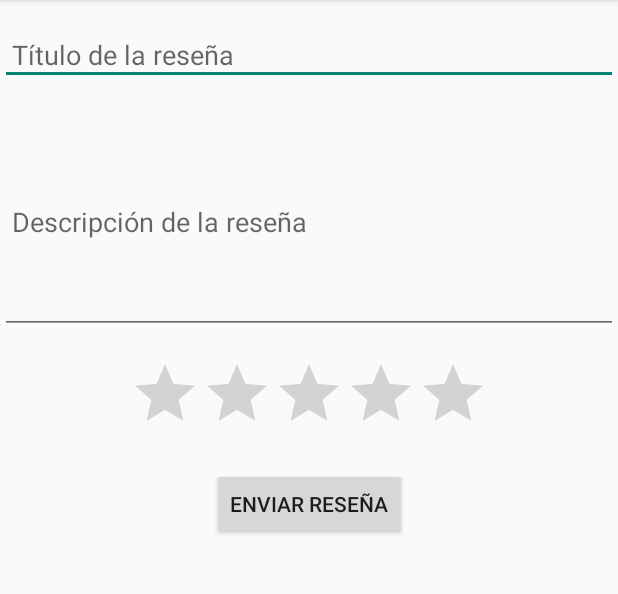
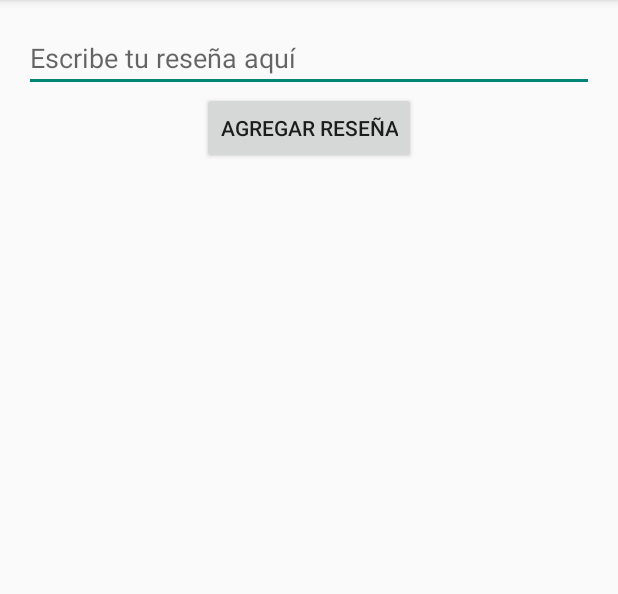
Before and after one commit to Tapiiaa/NovelasPractica, an Android app built with Jetpack Compose: the AddReviewActivity screen opened directly, with no data from a screen before it, on a phone screen of 412 x 824 dp, the part 84-678 px from its top. Run offline under Robolectric (Android 15) with nearby library versions, the phone set to English and light mode, and no system bars; our stand-ins replace Room's generated code.

Commit message:
Cambios rehechos

```diff
--- a/app/build.gradle.kts
+++ b/app/build.gradle.kts
@@ -64,6 +64,7 @@ dependencies {
     implementation(libs.androidx.room.common)
     implementation(libs.androidx.room.runtime)
     implementation(libs.androidx.constraintlayout)
+    implementation("androidx.recyclerview:recyclerview:1.2.0")
     testImplementation(libs.junit)
     androidTestImplementation(libs.androidx.junit)
     androidTestImplementation(libs.androidx.espresso.core)
--- a/app/src/main/java/com/example/novelaspractica/activities/AddReviewActivity.java
+++ b/app/src/main/java/com/example/novelaspractica/activities/AddReviewActivity.java
@@ -1,25 +1,20 @@
 package com.example.novelaspractica.activities;
-
-
-import androidx.appcompat.app.AppCompatActivity;
-import androidx.lifecycle.ViewModelProvider;
 
 import android.os.Bundle;
 import android.view.View;
 import android.widget.Button;
 import android.widget.EditText;
-import android.widget.RatingBar;
 import android.widget.Toast;
-
+import androidx.appcompat.app.AppCompatActivity;
+import androidx.lifecycle.ViewModelProvider;
 import com.example.novelaspractica.R;
 import com.example.novelaspractica.Review;
 import com.example.novelaspractica.viewmodel.ReviewViewModel;
 
 public class AddReviewActivity extends AppCompatActivity {
 
-    private EditText editTextReviewTitle, editTextReviewDescription;
-    private RatingBar ratingBar;
-    private Button buttonSubmitReview;
+    private EditText editTextReview;
+    private Button buttonAddReview;
     private ReviewViewModel reviewViewModel;
 
     @Override
@@ -27,31 +22,26 @@ public class AddReviewActivity extends AppCompatActivity {
         super.onCreate(savedInstanceState);
         setContentView(R.layout.activity_add_review);
 
-        // Inicializar elementos de la interfaz
-        editTextReviewTitle = findViewById(R.id.editTextReviewTitle);
-        editTextReviewDescription = findViewById(R.id.editTextReviewDescription);
-        ratingBar = findViewById(R.id.ratingBar);
-        buttonSubmitReview = findViewById(R.id.buttonSubmitReview);
+        // Inicializar vistas
+        editTextReview = findViewById(R.id.editTextReview);
+        buttonAddReview = findViewById(R.id.buttonAddReview);
 
         // Inicializar ViewModel
         reviewViewModel = new ViewModelProvider(this).get(ReviewViewModel.class);
 
-        // Insertar reseña cuando se presiona el botón
-        buttonSubmitReview.setOnClickListener(new View.OnClickListener() {
+        // Configurar el botón para agregar reseñas
+        buttonAddReview.setOnClickListener(new View.OnClickListener() {
             @Override
             public void onClick(View v) {
-                String reviewTitle = editTextReviewTitle.getText().toString().trim();
-                String reviewDescription = editTextReviewDescription.getText().toString().trim();
-                float rating = ratingBar.getRating();
+                String reviewText = editTextReview.getText().toString().trim();
 
-                if (reviewTitle.isEmpty() || reviewDescription.isEmpty()) {
-                    Toast.makeText(AddReviewActivity.this, "Por favor, complete todos los campos", Toast.LENGTH_SHORT).show();
+                if (!reviewText.isEmpty()) {
+                    Review review = new Review(reviewText, 1); // Usa el ID adecuado de la novela
+                    reviewViewModel.insert(review);
+                    Toast.makeText(AddReviewActivity.this, "Reseña agregada", Toast.LENGTH_SHORT).show();
+                    editTextReview.setText("");
                 } else {
-                    // Insertar la reseña en la base de datos
-                    Review newReview = new Review(reviewTitle, reviewDescription, rating);
-                    reviewViewModel.insert(newReview);
-                    Toast.makeText(AddReviewActivity.this, "Reseña añadida", Toast.LENGTH_SHORT).show();
-                    finish(); // Finaliza la actividad actual y regresa a la pantalla anterior
+                    Toast.makeText(AddReviewActivity.this, "Ingrese una reseña", Toast.LENGTH_SHORT).show();
                 }
             }
         });
--- a/app/src/main/java/com/example/novelaspractica/database/ReviewDatabase.java
+++ b/app/src/main/java/com/example/novelaspractica/database/ReviewDatabase.java
@@ -10,7 +10,7 @@ import androidx.room.RoomDatabase;
 import com.example.novelaspractica.Review;
 import com.example.novelaspractica.interfacesDao.ReviewDao;
 
-@Database(entities = {Review.class}, version = 1)
+@Database(entities = {Review.class}, version = 2, exportSchema = false)
 public abstract class ReviewDatabase extends RoomDatabase {
 
     private static ReviewDatabase instance;
--- a/app/src/main/res/layout/activity_add_review.xml
+++ b/app/src/main/res/layout/activity_add_review.xml
@@ -4,54 +4,24 @@
     xmlns:tools="http://schemas.android.com/tools"
     android:layout_width="match_parent"
     android:layout_height="match_parent"
-    tools:context="com.example.novelaspractica.activities.AddReviewActivity">
+    tools:context=".activities.AddReviewActivity">
 
-    <!-- Título de la reseña -->
     <EditText
-        android:id="@+id/editTextReviewTitle"
+        android:id="@+id/editTextReview"
         android:layout_width="0dp"
         android:layout_height="wrap_content"
-        android:hint="Título de la reseña"
+        android:hint="Escribe tu reseña aquí"
         app:layout_constraintTop_toTopOf="parent"
         app:layout_constraintStart_toStartOf="parent"
         app:layout_constraintEnd_toEndOf="parent"
-        android:layout_marginTop="16dp"
-        android:padding="8dp"/>
+        android:layout_margin="16dp"/>
 
-    <!-- Descripción de la reseña -->
-    <EditText
-        android:id="@+id/editTextReviewDescription"
-        android:layout_width="0dp"
-        android:layout_height="wrap_content"
-        android:hint="Descripción de la reseña"
-        android:minHeight="150dp"
-        app:layout_constraintTop_toBottomOf="@id/editTextReviewTitle"
-        app:layout_constraintStart_toStartOf="parent"
-        app:layout_constraintEnd_toEndOf="parent"
-        android:layout_marginTop="16dp"
-        android:padding="8dp"/>
-
-    <!-- RatingBar para la calificación -->
-    <RatingBar
-        android:id="@+id/ratingBar"
+    <Button
+        android:id="@+id/buttonAddReview"
         android:layout_width="wrap_content"
         android:layout_height="wrap_content"
-        android:numStars="5"
-        android:stepSize="1.0"
-        app:layout_constraintTop_toBottomOf="@id/editTextReviewDescription"
+        android:text="Agregar Reseña"
+        app:layout_constraintTop_toBottomOf="@id/editTextReview"
         app:layout_constraintStart_toStartOf="parent"
-        app:layout_constraintEnd_toEndOf="parent"
-        android:layout_marginTop="16dp"/>
-
-    <!-- Botón para enviar la reseña -->
-    <Button
-        android:id="@+id/buttonSubmitReview"
-        android:layout_width="wrap_content"
-        android:layout_height="wrap_content"
-        android:text="Enviar Reseña"
-        app:layout_constraintTop_toBottomOf="@id/ratingBar"
-        app:layout_constraintStart_toStartOf="parent"
-        app:layout_constraintEnd_toEndOf="parent"
-        android:layout_marginTop="16dp"/>
-
+        app:layout_constraintEnd_toEndOf="parent"/>
 </androidx.constraintlayout.widget.ConstraintLayout>
--- a/app/src/main/res/layout/activity_show_reviews.xml
+++ b/app/src/main/res/layout/activity_show_reviews.xml
@@ -4,9 +4,8 @@
     xmlns:tools="http://schemas.android.com/tools"
     android:layout_width="match_parent"
     android:layout_height="match_parent"
-    tools:context="com.example.novelaspractica.activities.ShowReviewsActivity">
+    tools:context=".activities.ShowReviewsActivity">
 
-    <!-- RecyclerView para mostrar todas las reseñas -->
     <androidx.recyclerview.widget.RecyclerView
         android:id="@+id/recyclerViewShowReviews"
         android:layout_width="0dp"
@@ -16,12 +15,11 @@
         app:layout_constraintStart_toStartOf="parent"
         app:layout_constraintEnd_toEndOf="parent"/>
 
-    <!-- Botón para regresar a la pantalla principal -->
     <Button
         android:id="@+id/buttonBackToMain"
         android:layout_width="wrap_content"
         android:layout_height="wrap_content"
-        android:text="Volver a la pantalla principal"
+        android:text="Volver"
         app:layout_constraintBottom_toBottomOf="parent"
         app:layout_constraintStart_toStartOf="parent"
         app:layout_constraintEnd_toEndOf="parent"
```
Also changed, not shown: app/src/main/AndroidManifest.xml (+10 -14 lines), app/src/main/java/com/example/novelaspractica/activities/ShowReviewsActivity.java (+17 -17 lines), app/src/main/java/com/example/novelaspractica/adapters/ReviewAdapter.java (+6 -16 lines), app/src/main/res/layout/review_item.xml (+7 -37 lines).
